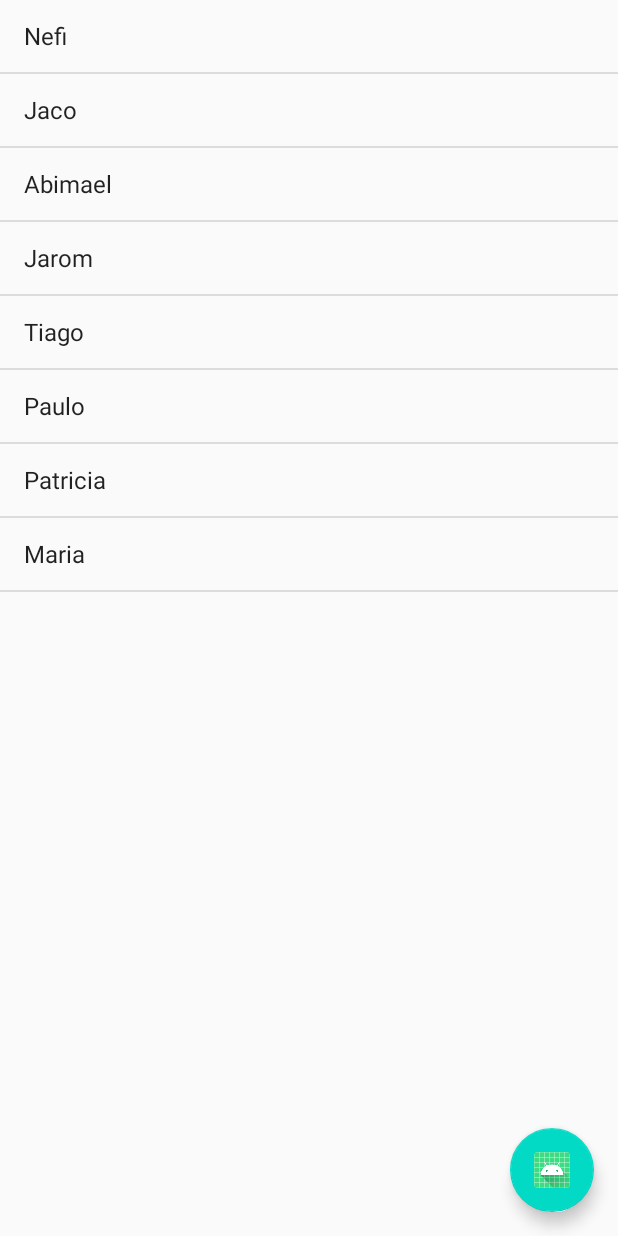
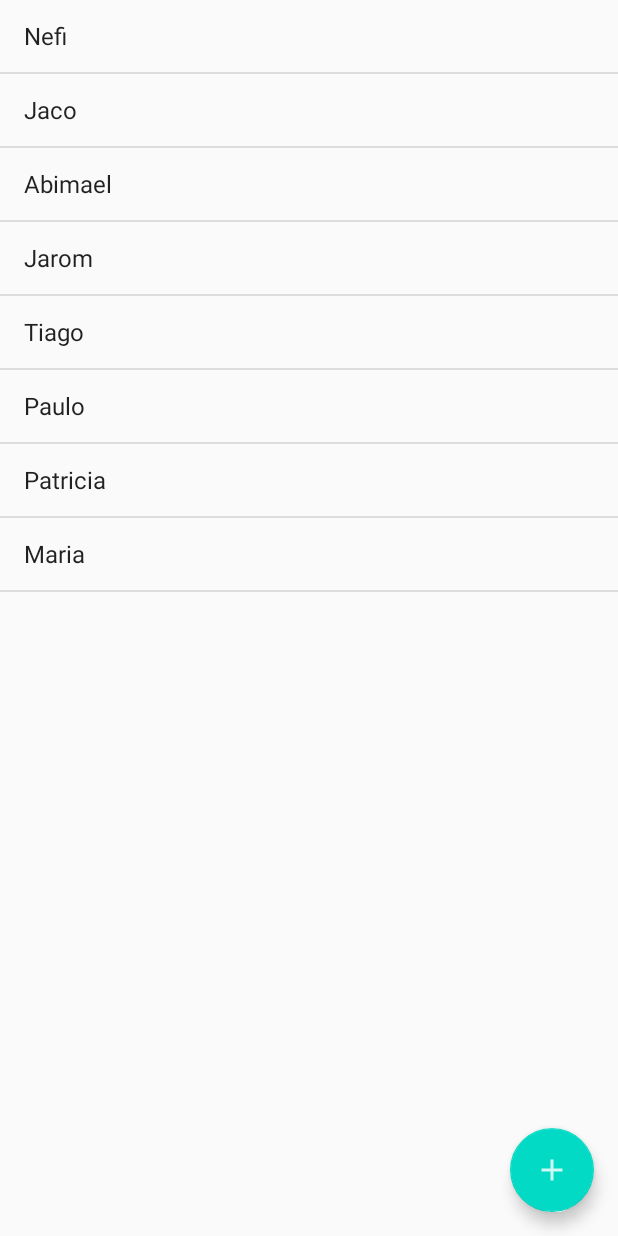
Before and after one commit to abimaelrsergio/funcionario, an Android app: the screen it shows after launch (MainActivity), on a phone screen of 412 x 824 dp. Run offline under Robolectric (Android 15) with nearby library versions, the phone set to English and light mode, and no system bars.

Commit message:
Atualização

```diff
--- /dev/null
+++ b/app/src/main/res/drawable-anydpi/ic_action_novo_funcionario.xml
@@ -0,0 +1,11 @@
+<vector xmlns:android="http://schemas.android.com/apk/res/android"
+    android:width="24dp"
+    android:height="24dp"
+    android:viewportWidth="24"
+    android:viewportHeight="24"
+    android:tint="#FFFFFF"
+    android:alpha="0.8">
+  <path
+      android:fillColor="@android:color/white"
+      android:pathData="M19,13h-6v6h-2v-6H5v-2h6V5h2v6h6v2z"/>
+</vector>
--- a/app/src/main/res/layout/activity_main.xml
+++ b/app/src/main/res/layout/activity_main.xml
@@ -13,7 +13,7 @@
         android:layout_margin="16dp"
         android:clickable="true"
         android:focusable="true"
-        android:src="@mipmap/ic_launcher" />
+        android:src="@drawable/ic_action_novo_funcionario" />
 
     <ListView
         android:id="@+id/activity_main_lista_funcionarios"
```
Also changed, not shown: app/src/main/res/drawable-hdpi/ic_action_novo_funcionario.png (added), app/src/main/res/drawable-mdpi/ic_action_novo_funcionario.png (added), app/src/main/res/drawable-xhdpi/ic_action_novo_funcionario.png (added), app/src/main/res/drawable-xxhdpi/ic_action_novo_funcionario.png (added).
